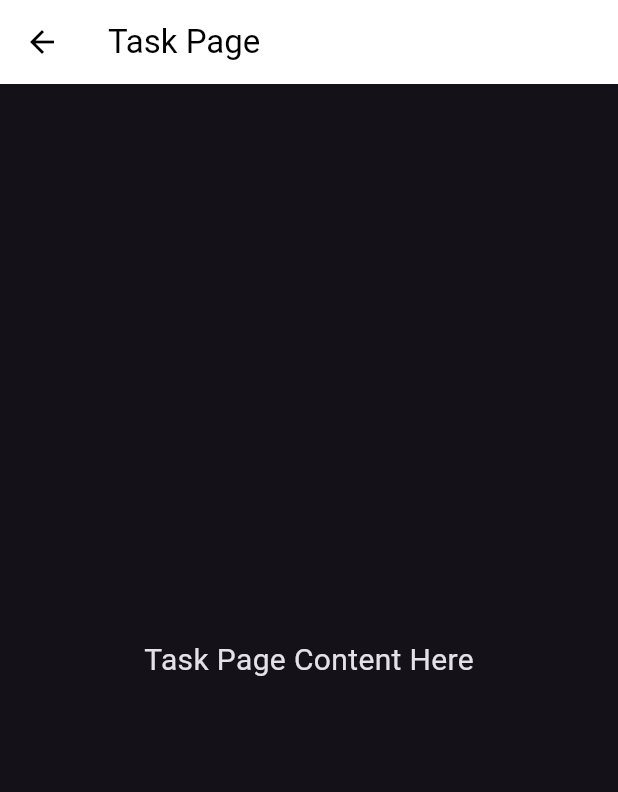
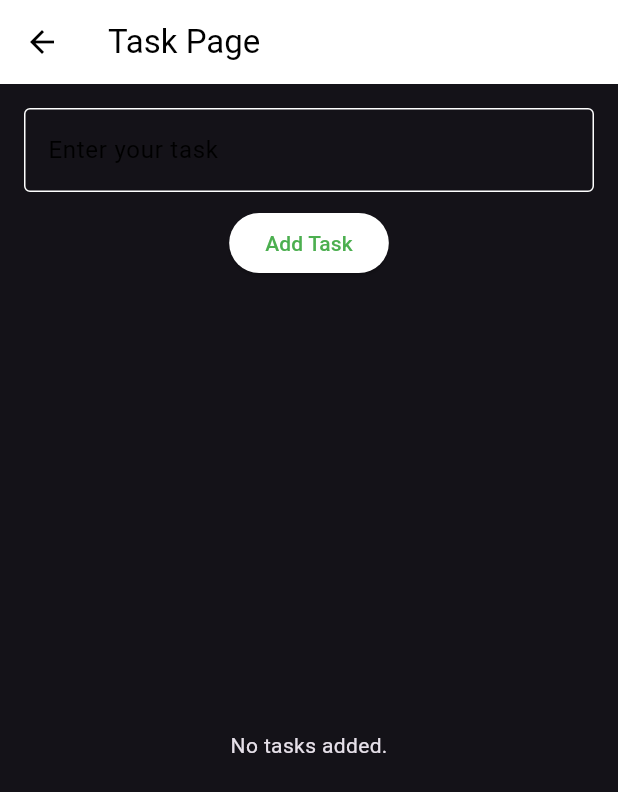
Before and after one commit to Rami-2000/PomodoroTimer, a Flutter app: the TaskPage screen opened directly, on a phone screen of 412 x 824 dp. Shown: the top 792 px of the screen. Run offline on Flutter 3.47's test engine with Material 3 defaults, Android fonts, the phone set to English and light mode, and no system bars; our stand-ins replace audioplayers, get, get_storage; accounts and stored records are empty.

Commit message:
task page added

```diff
--- a/lib/controllers/pomodoro_controller.dart
+++ b/lib/controllers/pomodoro_controller.dart
@@ -12,10 +12,8 @@ enum PomodoroStatus {
 
 class PomodoroController extends GetxController
     with GetSingleTickerProviderStateMixin {
-
   final AudioController _audioController = Get.find<AudioController>();
   final SettingsController _settingsController = Get.find<SettingsController>();
-
 
   late final AnimationController _animationController;
   late final animation;
@@ -57,7 +55,7 @@ class PomodoroController extends GetxController
 
   void completed() {
     _index++;
-    if(_pomodoroDurationList.length <= _index) {
+    if (_pomodoroDurationList.length <= _index) {
       _index = 0;
     }
 
--- /dev/null
+++ b/lib/controllers/tasks_binding.dart
@@ -0,0 +1,10 @@
+import 'package:get/get.dart';
+
+import 'tasks_controller.dart';
+
+class TasksBinding implements Bindings {
+  @override
+  void dependencies() {
+    Get.lazyPut(() => TasksController());
+  }
+}
--- /dev/null
+++ b/lib/controllers/tasks_controller.dart
@@ -0,0 +1,27 @@
+import 'package:get/get.dart';
+
+class TasksController extends GetxController {
+  var tasks = <Task>[].obs;
+
+  void addTask(String taskName) {
+    tasks.add(Task(taskName));
+  }
+
+  void toggleTaskCompletion(int index) {
+    tasks[index].isCompleted = !tasks[index].isCompleted;
+    tasks.refresh();
+  }
+
+  void incrementTaskStages(int index) {
+    tasks[index].stages++;
+    tasks.refresh();
+  }
+}
+
+class Task {
+  String name;
+  bool isCompleted;
+  int stages;
+
+  Task(this.name, {this.isCompleted = false, this.stages = 0});
+}
--- a/lib/main.dart
+++ b/lib/main.dart
@@ -1,3 +1,5 @@
+import 'package:flutter_pomodoro_master/controllers/tasks_binding.dart';
+import 'package:flutter_pomodoro_master/pages/tasks/task_page.dart';
 import 'package:get/get.dart';
 import 'package:get_storage/get_storage.dart';
 import 'package:flutter/material.dart';
@@ -13,7 +15,7 @@ void main() async {
 }
 
 class MyApp extends StatelessWidget {
-  const MyApp({Key? key}) : super(key: key);
+  const MyApp({super.key});
 
   @override
   Widget build(BuildContext context) {
@@ -38,6 +40,11 @@ class MyApp extends StatelessWidget {
           page: () => const SettingsPage(),
           binding: SettingsBinding(),
         ),
+        GetPage(
+          name: TaskPage.routeName,
+          page: () =>  TaskPage(),
+          binding: TasksBinding(),
+        ),
       ],
       initialRoute: PomodoroPage.routeName,
       debugShowCheckedModeBanner: false,
--- a/lib/pages/pomodoro/widgets/clock_cap.dart
+++ b/lib/pages/pomodoro/widgets/clock_cap.dart
@@ -6,10 +6,10 @@ class ClockCap extends StatelessWidget {
   final double barWidth = 25;
 
   const ClockCap({
-    Key? key,
+    super.key,
     required this.barCount,
     required this.progression,
-  }) : super(key: key);
+  });
 
   @override
   Widget build(BuildContext context) {
--- a/lib/pages/pomodoro/widgets/main_body.dart
+++ b/lib/pages/pomodoro/widgets/main_body.dart
@@ -4,8 +4,8 @@ class MainBody extends StatelessWidget {
   final double iconSize = 48;
 
   const MainBody({
-    Key? key,
-  }) : super(key: key);
+    super.key,
+  });
 
   @override
   Widget build(BuildContext context) {
@@ -15,7 +15,7 @@ class MainBody extends StatelessWidget {
           width: constraints.maxWidth,
           height: constraints.maxHeight,
           decoration: BoxDecoration(
-            color: Color.fromARGB(255, 204, 17, 17),
+            color: const Color.fromARGB(255, 204, 17, 17),
             gradient: LinearGradient(
               colors: [
                 // Color(0xFFCB2611),
--- a/lib/pages/routes.dart
+++ b/lib/pages/routes.dart
@@ -1,19 +1,20 @@
 import 'package:flutter/material.dart';
 import 'package:flutter_pomodoro_master/controllers/pomodoro_binding.dart';
 import 'package:flutter_pomodoro_master/controllers/settings_binding.dart';
+import 'package:flutter_pomodoro_master/controllers/tasks_binding.dart';
 import 'package:flutter_pomodoro_master/pages/pomodoro/pomodoro_page.dart';
 import 'package:flutter_pomodoro_master/pages/settings/settings_page.dart';
+import 'package:flutter_pomodoro_master/pages/tasks/task_page.dart';
 import 'package:get/get.dart';
-import 'package:flutter/material.dart';
 import 'package:get_storage/get_storage.dart';
-import '../../controllers/pomodoro_controller.dart';
+
 void main() async {
   await GetStorage.init();
   runApp(const MyApp());
 }
 
 class MyApp extends StatelessWidget {
-  const MyApp({Key? key}) : super(key: key);
+  const MyApp({super.key});
 
   @override
   Widget build(BuildContext context) {
@@ -27,7 +28,7 @@ class MyApp extends StatelessWidget {
       getPages: [
         GetPage(
           name: PomodoroPage.routeName,
-          page: () => PomodoroPage(),
+          page: () => const PomodoroPage(),
           bindings: [
             PomodoroBinding(),
             SettingsBinding(),
@@ -41,6 +42,7 @@ class MyApp extends StatelessWidget {
         GetPage(
           name: TaskPage.routeName,
           page: () => TaskPage(),
+          binding: TasksBinding(),
         ),
       ],
       initialRoute: PomodoroPage.routeName,
--- a/lib/pages/settings/settings_page.dart
+++ b/lib/pages/settings/settings_page.dart
@@ -8,7 +8,7 @@ import 'widgets/timer_section.dart';
 class SettingsPage extends GetView<SettingsController> {
   static const routeName = '/settings';
 
-  const SettingsPage({Key? key}) : super(key: key);
+  const SettingsPage({super.key});
 
   @override
   Widget build(BuildContext context) {
--- a/lib/pages/settings/widgets/audio_section.dart
+++ b/lib/pages/settings/widgets/audio_section.dart
@@ -1,3 +1,5 @@
+// ignore_for_file: deprecated_member_use
+
 import 'package:flutter/material.dart';
 
 class AudioSection extends StatelessWidget {
@@ -7,12 +9,12 @@ class AudioSection extends StatelessWidget {
   final Function(double) tickingVolumeCallback;
 
   const AudioSection({
-    Key? key,
+    super.key,
     required this.ringingVolume,
     required this.tickingVolume,
     required this.ringingVolumeCallback,
     required this.tickingVolumeCallback,
-  }) : super(key: key);
+  });
 
   @override
   Widget build(BuildContext context) {
--- a/lib/pages/settings/widgets/timer_section.dart
+++ b/lib/pages/settings/widgets/timer_section.dart
@@ -1,3 +1,5 @@
+// ignore_for_file: deprecated_member_use
+
 import 'package:flutter/material.dart';
 import 'package:flutter_pomodoro_master/constants.dart';
 
@@ -11,14 +13,14 @@ class TimerSection extends StatelessWidget {
   final Function(int?) shortBreakDurationCallback;
 
   const TimerSection({
-    Key? key,
+    super.key,
     required this.pomodoroDuration,
     required this.longBreakDuration,
     required this.shortBreakDuration,
     required this.pomodoroDurationCallback,
     required this.longBreakDurationCallback,
     required this.shortBreakDurationCallback,
-  }) : super(key: key);
+  });
 
   @override
   Widget build(BuildContext context) {
--- /dev/null
+++ b/lib/pages/tasks/task_page.dart
@@ -0,0 +1,76 @@
+import 'package:flutter/material.dart';
+import 'package:flutter_pomodoro_master/controllers/tasks_controller.dart';
+import 'package:get/get.dart';
+
+class TaskPage extends StatelessWidget {
+  static const routeName = '/task';
+
+  TaskPage({super.key});
+  final TextEditingController _textEditingController = TextEditingController();
+  final TasksController _taskController = Get.put(TasksController());
+  @override
+  Widget build(BuildContext context) {
+    return Scaffold(
+      appBar: AppBar(
+        title: const Text('Task Page'),
+      ),
+      body: Padding(
+        padding: const EdgeInsets.all(16.0),
+        child: Column(
+          children: [
+            TextField(
+              controller: _textEditingController,
+              decoration: const InputDecoration(
+                labelText: "Enter your task",
+                border: OutlineInputBorder(),
+              ),
+            ),
+            const SizedBox(
+              height: 10,
+            ),
+            ElevatedButton(
+              onPressed: () {
+                if (_textEditingController.text.isNotEmpty) {
+                  _taskController.addTask(_textEditingController.text);
+                  _textEditingController.clear();
+                }
+              },
+              child: const Text('Add Task'),
+            ),
+            Expanded(
+              child: Obx(() {
+                if (_taskController.tasks.isEmpty) {
+                  return const Center(child: Text('No tasks added.'));
+                } else {
+                  return ListView.builder(
+                    itemCount: _taskController.tasks.length,
+                    itemBuilder: (context, index) {
+                      final task = _taskController.tasks[index];
+                      return ListTile(
+                        leading: Checkbox(
+                          value: task.isCompleted,
+                          onChanged: (value) {
+                            _taskController.toggleTaskCompletion(index);
+                          },
+                        ),
+                        title: Text(
+                          task.name,
+                          style: TextStyle(
+                            decoration: task.isCompleted
+                                ? TextDecoration.lineThrough
+                                : TextDecoration.none,
+                          ),
+                        ),
+                        trailing: Text('Stages: ${task.stages}'),
+                      );
+                    },
+                  );
+                }
+              }),
+            ),
+          ],
+        ),
+      ),
+    );
+  }
+}
```
Also changed, not shown: lib/pages/pomodoro/pomodoro_page.dart (+10 -67 lines).
